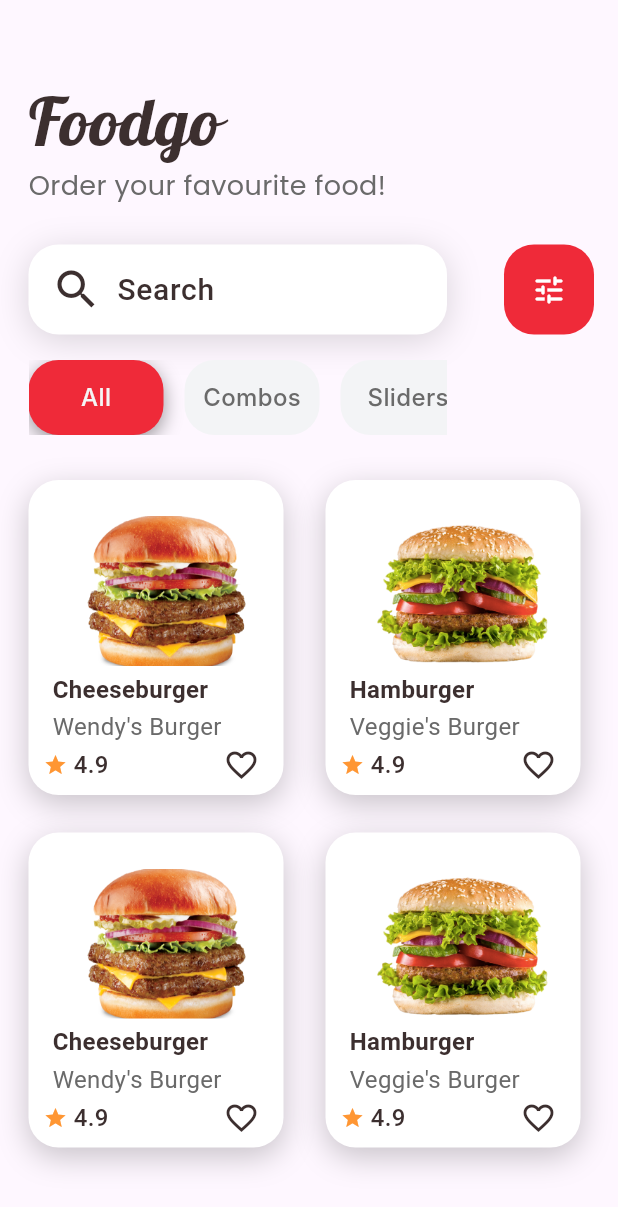
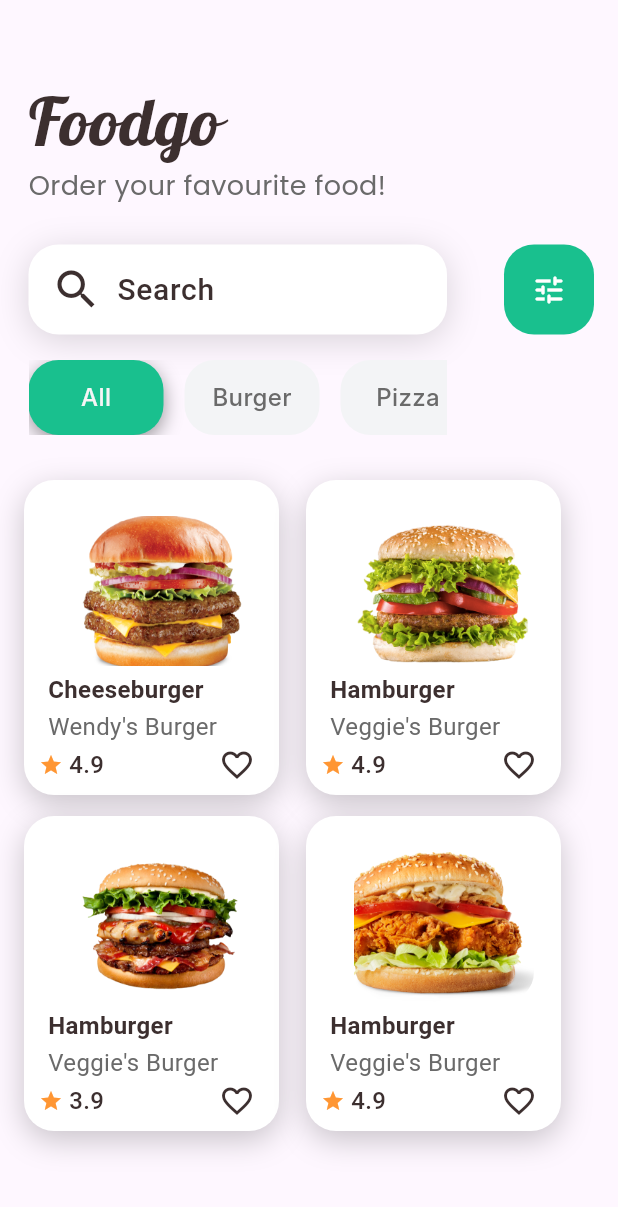
Before and after one commit to aswathcm29/Food-Ordering-App, a Flutter app: the screen it shows after launch, on a phone screen of 412 x 824 dp. Shown: the top 1207 px of the screen. Run offline on Flutter 3.47's test engine with Material 3 defaults, Android fonts, the phone set to English and light mode, and no system bars; Roboto replaces fonts that are missing (Inter).

Commit message:
updated Hoome Page

```diff
--- a/foodieapp/lib/main.dart
+++ b/foodieapp/lib/main.dart
@@ -19,14 +19,10 @@ class MyApp extends StatelessWidget {
 class SplashScreen extends StatelessWidget {
   @override
   Widget build(BuildContext context) {
-    // Set the time dilation for the animation
     timeDilation = 3.0;
 
-    // Delay before navigating to MyHomePage
     Future.delayed(Duration(milliseconds: 2000), () {
-      // Reset the time dilation back to normal
       timeDilation = 1.0;
-      // Navigate to MyHomePage
       Navigator.pushReplacement(
         context,
         MaterialPageRoute(builder: (context) => MyHomePage()),
--- a/foodieapp/lib/screens/myhomepage.dart
+++ b/foodieapp/lib/screens/myhomepage.dart
@@ -17,6 +17,35 @@ class MyHomePage extends StatelessWidget {
 }
 
 class SplashScreen extends StatelessWidget {
+  // Sample data for demonstration
+  final List<Map<String, dynamic>> cardData = [
+    {
+      'imagePath': 'assets/images/cheeseburger.png',
+      'title': 'Cheeseburger',
+      'subTitle': "Wendy's Burger",
+      'rating': 4.9,
+    },
+    {
+      'imagePath': 'assets/images/hamburger.png',
+      'title': 'Hamburger',
+      'subTitle': "Veggie's Burger",
+      'rating': 4.9,
+    },
+    {
+      'imagePath': 'assets/images/hamburger2.png',
+      'title': 'Hamburger',
+      'subTitle': "Veggie's Burger",
+      'rating': 3.9,
+    },
+    {
+      'imagePath': 'assets/images/hamburger3.png',
+      'title': 'Hamburger',
+      'subTitle': "Veggie's Burger",
+      'rating': 4.9,
+    },
+    // Add more data as needed
+  ];
+
   @override
   Widget build(BuildContext context) {
     return Scaffold(
@@ -112,7 +141,7 @@ class SplashScreen extends StatelessWidget {
                   height: 60,
                   decoration: BoxDecoration(
                     borderRadius: BorderRadius.circular(20),
-                    color: Color(0xFFEF2A39),
+                    color: Color(0xFF19C08E),
                   ),
                   child: Icon(
                     Icons.tune_rounded,
@@ -128,46 +157,52 @@ class SplashScreen extends StatelessWidget {
             ),
             Positioned(
   top: 320,
-              left: 19,
-              child: Row(
+  left: 12,
+  child: Column(
+    crossAxisAlignment: CrossAxisAlignment.start,
     children: [
+      Row(
+        children: [
+          SizedBox(width: 4),
           CardWidget(
-                    imagePath: 'assets/images/cheeseburger.png',
-                    title: 'Cheeseburger',
-                    subTitle: "Wendy's Burger",
-                    rating: 4.9,
+            imagePath: cardData[0]['imagePath'],
+            title: cardData[0]['title'],
+            subTitle: cardData[0]['subTitle'],
+            rating: cardData[0]['rating'],
           ),
-                  SizedBox(width: 14),
+          SizedBox(width: 4),
           CardWidget(
-                    imagePath: 'assets/images/hamburger.png',
-                    title: 'Hamburger',
-                    subTitle: "Veggie's Burger",
-                    rating: 4.9,
+            imagePath: cardData[1]['imagePath'],
+            title: cardData[1]['title'],
+            subTitle: cardData[1]['subTitle'],
+            rating: cardData[1]['rating'],
+          ),
+        ],
+      ),
+      SizedBox(height: 14),
+      Row(
+        children: [
+          SizedBox(width: 4),
+          CardWidget(
+            imagePath: cardData[2]['imagePath'],
+            title: cardData[2]['title'],
+            subTitle: cardData[2]['subTitle'],
+            rating: cardData[2]['rating'],
+          ),
+          SizedBox(width: 4),
+          CardWidget(
+            imagePath: cardData[3]['imagePath'],
+            title: cardData[3]['title'],
+            subTitle: cardData[3]['subTitle'],
+            rating: cardData[3]['rating'],
+          ),
+        ],
       ),
     ],
   ),
 ),
-            Positioned(
-              top: 355 + 200,
-              left: 19,
-              child: Row(
-                children: [
-                  CardWidget(
-                    imagePath: 'assets/images/cheeseburger.png',
-                    title: 'Cheeseburger',
-                    subTitle: "Wendy's Burger",
-                    rating: 4.9,
-                  ),
-                  SizedBox(width: 14),
-                  CardWidget(
-                    imagePath: 'assets/images/hamburger.png',
-                    title: 'Hamburger',
-                    subTitle: "Veggie's Burger",
-                    rating: 4.9,
-                  ),
-                ],
-              ),
-            ),
+
+
           ],
         ),
       ),
@@ -186,7 +221,7 @@ class FrameWithButtons extends StatelessWidget {
         children: [
           CustomButton(
             text: 'All',
-            color: Color(0xFFEF2A39),
+            color: Color(0xFF19C08E),
             textColor: Color(0xFFF5F5F5),
             boxShadow: [
               BoxShadow(
@@ -198,13 +233,13 @@ class FrameWithButtons extends StatelessWidget {
           ),
           SizedBox(width: 14),
           CustomButton(
-            text: 'Combos',
+            text: 'Burger',
             color: Color(0xFFF3F4F6),
             textColor: Color(0xFF6A6A6A),
           ),
           SizedBox(width: 14),
           CustomButton(
-            text: 'Sliders',
+            text: 'Pizza',
             color: Color(0xFFF3F4F6),
             textColor: Color(0xFF6A6A6A),
           ),
@@ -319,8 +354,8 @@ class CardWidget extends StatelessWidget {
                   ),
                 ),
                 SizedBox(
-                    height:
-                        2), // Maintain a small space between title and subtitle
+                  height: 2,
+                ), // Maintain a small space between title and subtitle
                 Text(
                   subTitle,
                   style: TextStyle(
```
Lines whose indentation alone changed are shown as unchanged.
